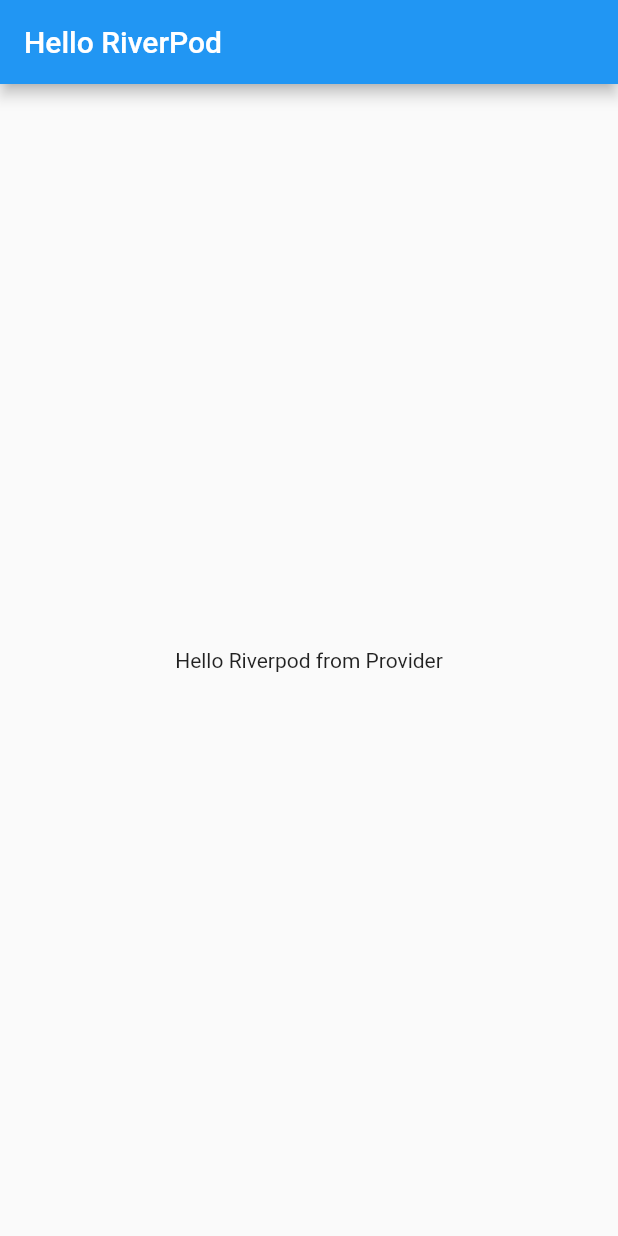
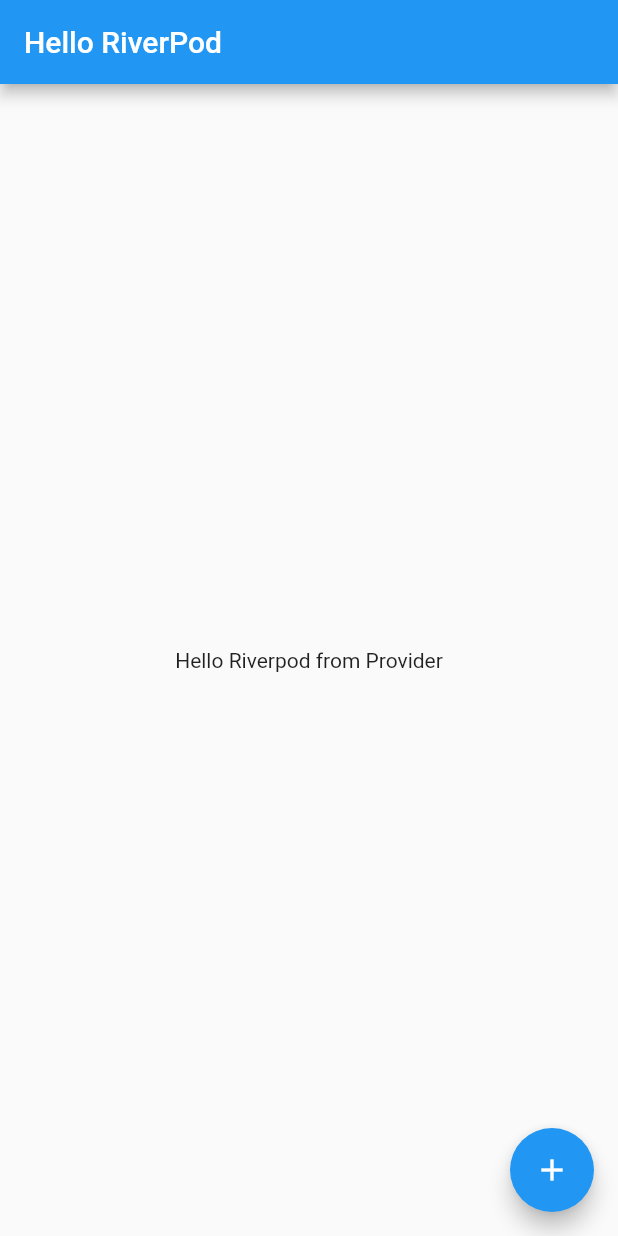
Before and after one commit to siddhantkumarupmanyu/flutter_simple_hello_world, a Flutter app: the screen it shows after launch, on a phone screen of 412 x 824 dp. Run offline on Flutter 3.47's test engine with Material 2 defaults, Android fonts, the phone set to English and light mode, and no system bars; our stand-ins replace flutter_riverpod.

```diff
--- a/lib/main.dart
+++ b/lib/main.dart
@@ -1,7 +1,7 @@
 import 'package:flutter/material.dart';
 import 'package:flutter_riverpod/flutter_riverpod.dart';
 
-final helloWorldProvider = Provider((ref) => "Hello Riverpod from Provider");
+final helloWorldProvider = StateProvider((ref) => "Hello Riverpod from Provider");
 
 void main() {
   runApp(const ProviderScope(child: MyApp()));
@@ -16,9 +16,15 @@ class MyApp extends ConsumerWidget {
 
     return MaterialApp(
       home: Scaffold(
-        appBar: AppBar(title: Text("Hello RiverPod")),
+        appBar: AppBar(title: const Text("Hello RiverPod")),
         body: Center(
           child: Text(value),
+        ),
+        floatingActionButton: FloatingActionButton(
+          child: const Icon(Icons.add),
+          onPressed: () {
+            ref.read(helloWorldProvider.notifier).state = "state changed";
+          },
         ),
       ),
     );
```
